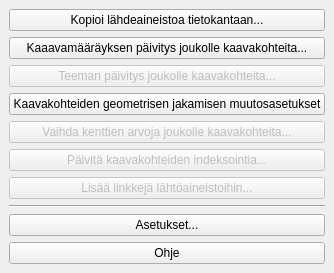
The window that yleiskaava_dockwidget_base.ui (ernoma/yleiskaava) describes before a commit, drawn with Qt 5.
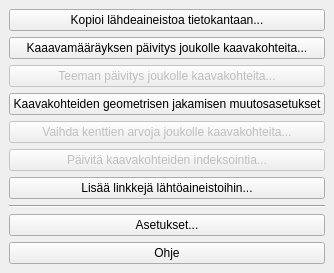
The same window after the commit.

```diff
--- a/yleiskaava_dockwidget_base.ui
+++ b/yleiskaava_dockwidget_base.ui
@@ -71,7 +71,7 @@
       <item>
        <widget class="QPushButton" name="pushButtonAddSourceDataLinks">
         <property name="enabled">
-         <bool>false</bool>
+         <bool>true</bool>
         </property>
         <property name="text">
          <string>Lisää linkkejä lähtöaineistoihin...</string>
```
